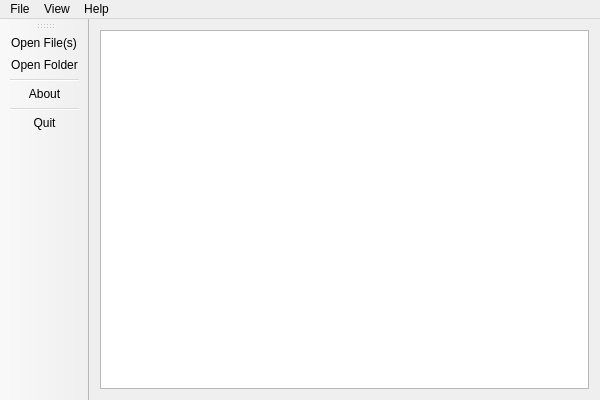
Old version of the form Source/GUI/Qt/mainwindow.ui in the repository beppec56/MediaInfo-git_svn.
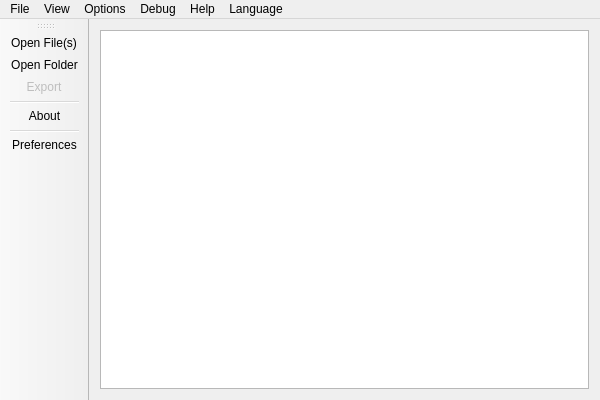
New version of the form. Icons and pictures are not drawn.

The edit to the form file:
```diff
--- a/Source/GUI/Qt/mainwindow.ui
+++ b/Source/GUI/Qt/mainwindow.ui
@@ -61,11 +61,36 @@
     <addaction name="actionKnown_codecs"/>
     <addaction name="actionKnown_parameters"/>
    </widget>
+   <widget class="QMenu" name="menuOptions">
+    <property name="title">
+     <string>Options</string>
+    </property>
+    <addaction name="actionPreferences"/>
+   </widget>
+   <widget class="QMenu" name="menuDebug">
+    <property name="title">
+     <string>Debug</string>
+    </property>
+    <addaction name="actionAdvanced_Mode"/>
+   </widget>
+   <widget class="QMenu" name="menuLanguage">
+    <property name="title">
+     <string>Language</string>
+    </property>
+    <addaction name="actionEnglish"/>
+    <addaction name="actionFran_ais"/>
+   </widget>
    <addaction name="menuFile"/>
    <addaction name="menuView"/>
+   <addaction name="menuOptions"/>
+   <addaction name="menuDebug"/>
    <addaction name="menuHelp"/>
+   <addaction name="menuLanguage"/>
   </widget>
   <widget class="QToolBar" name="toolBar">
+   <property name="enabled">
+    <bool>true</bool>
+   </property>
    <property name="windowTitle">
     <string>toolBar</string>
    </property>
@@ -83,10 +108,11 @@
    </attribute>
    <addaction name="actionOpen"/>
    <addaction name="actionOpen_Folder"/>
+   <addaction name="actionExport"/>
    <addaction name="separator"/>
    <addaction name="actionAbout"/>
    <addaction name="separator"/>
-   <addaction name="actionQuit"/>
+   <addaction name="actionPreferences"/>
   </widget>
   <action name="actionOpen">
    <property name="icon">
@@ -171,6 +197,51 @@
     <string>HTML</string>
    </property>
   </action>
+  <action name="actionEnglish">
+   <property name="text">
+    <string>English</string>
+   </property>
+  </action>
+  <action name="actionFran_ais">
+   <property name="text">
+    <string>Français</string>
+   </property>
+  </action>
+  <action name="actionPreferences">
+   <property name="icon">
+    <iconset>
+     <normaloff>:/new/prefix1/Image/Menu/K20/Options_Prefs.svg</normaloff>:/new/prefix1/Image/Menu/K20/Options_Prefs.svg</iconset>
+   </property>
+   <property name="text">
+    <string>Preferences</string>
+   </property>
+   <property name="shortcut">
+    <string>Ctrl+P</string>
+   </property>
+  </action>
+  <action name="actionExport">
+   <property name="enabled">
+    <bool>false</bool>
+   </property>
+   <property name="icon">
+    <iconset>
+     <normaloff>:/new/prefix1/Image/Menu/K20/File_Export.svg</normaloff>:/new/prefix1/Image/Menu/K20/File_Export.svg</iconset>
+   </property>
+   <property name="text">
+    <string>Export</string>
+   </property>
+   <property name="toolTip">
+    <string>Export in a customized format</string>
+   </property>
+  </action>
+  <action name="actionAdvanced_Mode">
+   <property name="checkable">
+    <bool>true</bool>
+   </property>
+   <property name="text">
+    <string>Advanced Mode</string>
+   </property>
+  </action>
  </widget>
  <layoutdefault spacing="6" margin="11"/>
  <resources/>
```
Left out of the diff: 3 changed lines with no effect on the pictures.
